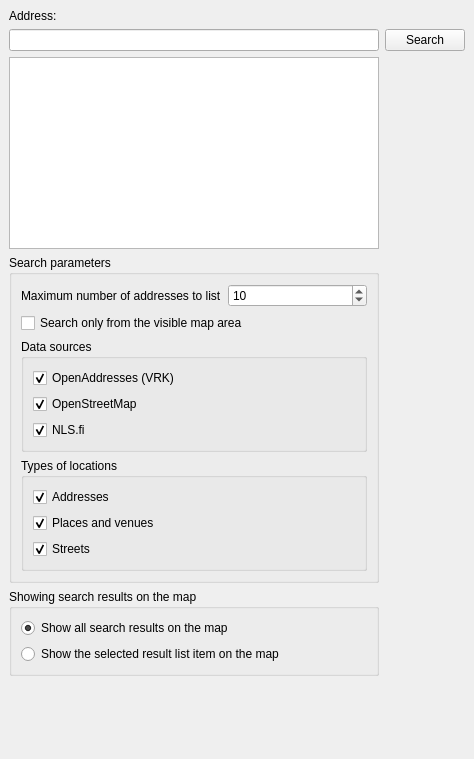
This is digitransit_geocoder_dockwidget_base.ui in GispoCoding/QGISDigitransitGeocoding as Qt 5 draws it before an edit. The edited form follows.
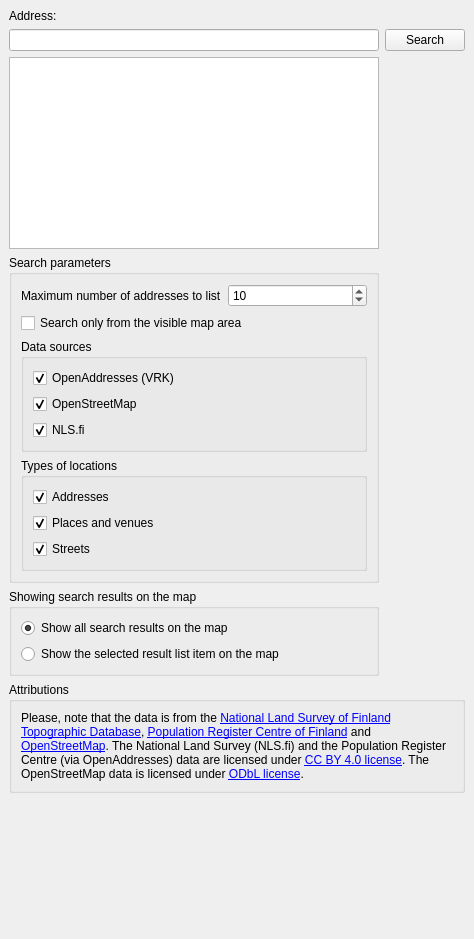
This is the edited form.

Commit message: Update plugin description and data attributions

What changed in the file:
```diff
--- a/digitransit_geocoder_dockwidget_base.ui
+++ b/digitransit_geocoder_dockwidget_base.ui
@@ -7,7 +7,7 @@
     <x>0</x>
     <y>0</y>
     <width>474</width>
-    <height>759</height>
+    <height>939</height>
    </rect>
   </property>
   <property name="windowTitle">
@@ -15,6 +15,25 @@
   </property>
   <widget class="QWidget" name="dockWidgetContents">
    <layout class="QGridLayout" name="gridLayout">
+    <item row="1" column="0">
+     <widget class="QGroupBox" name="groupBox_5">
+      <property name="title">
+       <string>Attributions</string>
+      </property>
+      <layout class="QVBoxLayout" name="verticalLayout_5">
+       <item>
+        <widget class="QLabel" name="label_2">
+         <property name="text">
+          <string>Please, note that the data is from the &lt;a href=&quot;http://www.maanmittauslaitos.fi/en/maps-and-spatial-data/expert-users/topographic-data-and-how-acquire-it&quot;&gt;National Land Survey of Finland Topographic Database&lt;/a&gt;, &lt;a href=&quot;https://www.avoindata.fi/data/fi/dataset/rakennusten-osoitetiedot-koko-suomi&quot;&gt;Population Register Centre of Finland&lt;/a&gt; and &lt;a href=&quot;https://www.openstreetmap.org&quot;&gt;OpenStreetMap&lt;/a&gt;. The National Land Survey (NLS.fi) and the Population Register Centre (via OpenAddresses) data are licensed under &lt;a href=&quot;https://creativecommons.org/licenses/by/4.0/&quot;&gt;CC BY 4.0 license&lt;/a&gt;. The OpenStreetMap data is licensed under &lt;a href=&quot;https://opendatacommons.org/licenses/odbl/&quot;&gt;ODbL license&lt;/a&gt;.</string>
+         </property>
+         <property name="wordWrap">
+          <bool>true</bool>
+         </property>
+        </widget>
+       </item>
+      </layout>
+     </widget>
+    </item>
     <item row="0" column="0">
      <layout class="QGridLayout" name="gridLayout_2">
       <item row="0" column="0" alignment="Qt::AlignLeft|Qt::AlignTop">
@@ -192,7 +211,7 @@
       </item>
      </layout>
     </item>
-    <item row="1" column="0">
+    <item row="2" column="0">
      <spacer name="verticalSpacer">
       <property name="orientation">
        <enum>Qt::Vertical</enum>
```
The commit also changes 3 other files.
